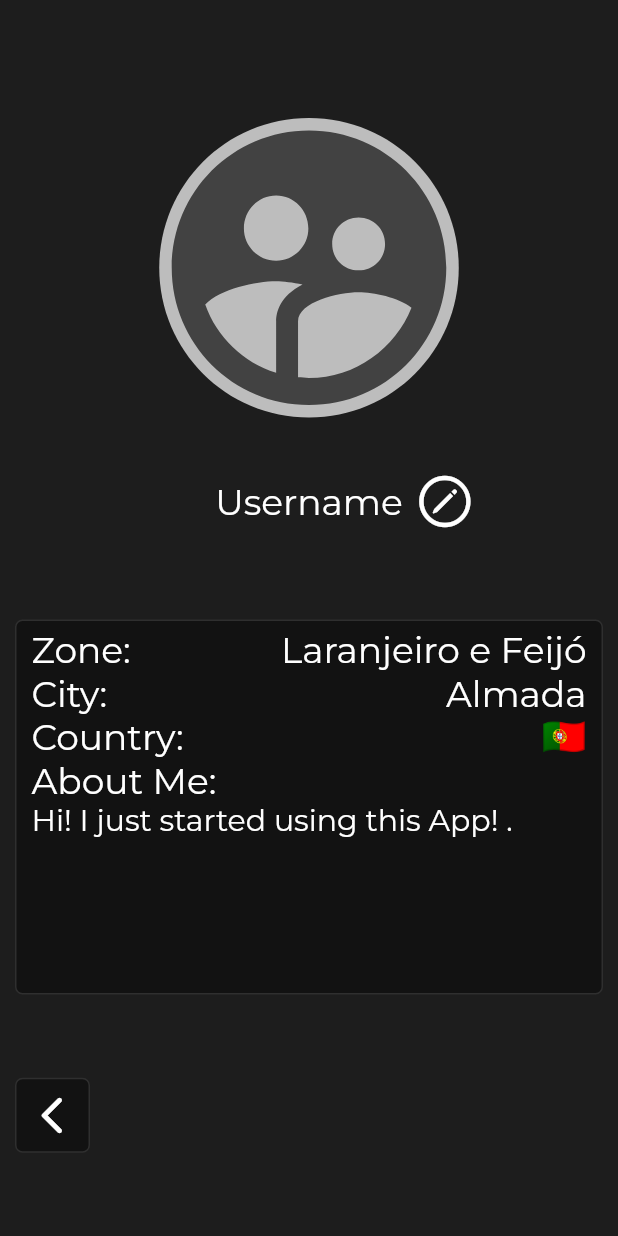
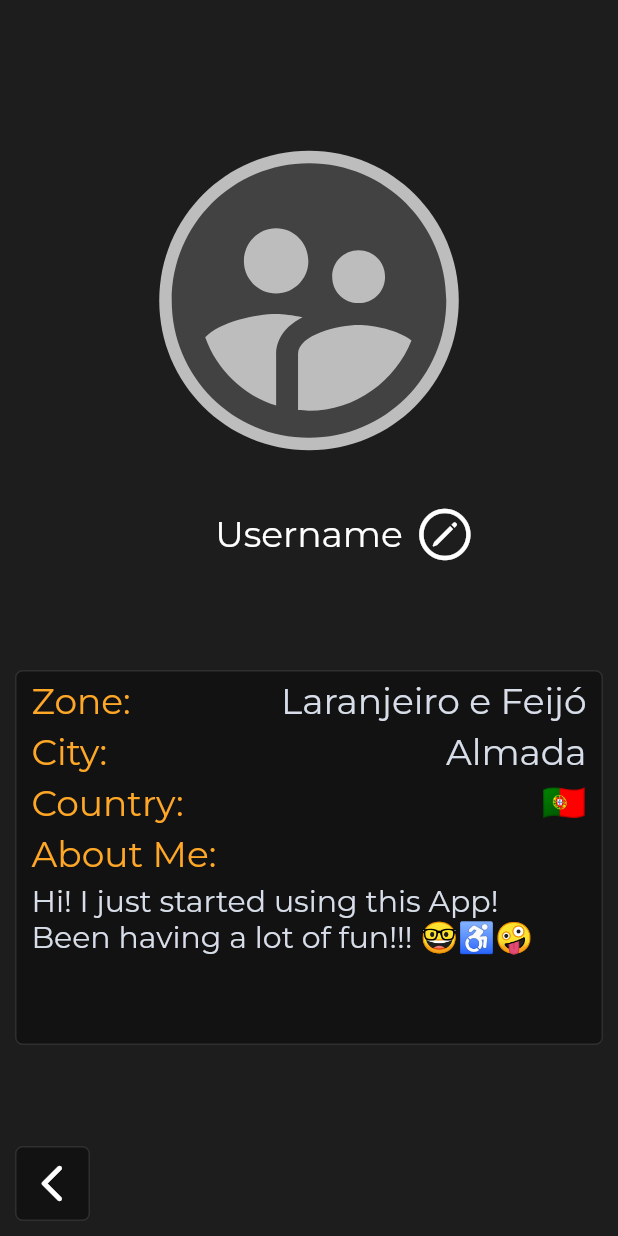
Before and after one commit to TiagoNunesFCT/IPM, a Flutter app: the screen it shows after launch, after a tap on the "supervised user circle" icon, on a phone screen of 412 x 824 dp. Run offline on Flutter 3.47's test engine with Material 2 defaults, Android fonts, the light colour scheme and no system bars; our stand-ins replace cached_network_image, flutter_map, fluttertoast, latlong2, sqflite; accounts and stored records are empty; project files that could hold a hidden picture were left out.

Commit message:
Last Touch

```diff
--- a/lib/views/infoScreen.dart
+++ b/lib/views/infoScreen.dart
@@ -194,7 +194,7 @@ class InfoWidget extends StatelessWidget {
         child: Row(mainAxisAlignment: MainAxisAlignment.spaceBetween, children: [
           Text(
             thisInfo.infoNam,
-            style: TextStyle(fontFamily: "Montserrat", fontSize: (thisInfo.infoTyp != "mock") ? 20 : 24, color: (thisInfo.infoTyp != "mock") ? Colors.white : Colors.orange.shade400, fontWeight: (thisInfo.infoTyp != "mock") ? FontWeight.w300 : FontWeight.w700),
+            style: TextStyle(fontFamily: "Montserrat", fontSize: (thisInfo.infoTyp != "mock") ? 20 : 24, color: (thisInfo.infoTyp != "mock") ? const Color(0xFFD8DEE9) : Colors.orange.shade400, fontWeight: (thisInfo.infoTyp != "mock") ? FontWeight.w300 : FontWeight.w700),
           ),
           ValueShower(thisInfo)
         ]));
@@ -241,7 +241,7 @@ class ValueShower extends StatelessWidget {
             style: TextStyle(
               fontFamily: "Montserrat",
               fontSize: 20,
-              color: Colors.white,
+              color: Colors.green,
             ),
           );
         }
--- a/lib/views/userScreen.dart
+++ b/lib/views/userScreen.dart
@@ -25,7 +25,7 @@ class _UserPageState extends GenericPageState {
   String zoneName = "Laranjeiro e Feijó";
   String cityName = "Almada";
   String countryName = "🇵🇹";
-  String userDesc = "Hi! I just started using this App! .";
+  String userDesc = "Hi! I just started using this App!\nBeen having a lot of fun!!! 🤓♿🤪";
 
   //Build the widget
   @override
@@ -38,9 +38,9 @@ class _UserPageState extends GenericPageState {
       color: const Color(0xFF1D1D1D),
       child: Column(
         crossAxisAlignment: CrossAxisAlignment.center,
-        mainAxisAlignment: MainAxisAlignment.spaceEvenly,
+        mainAxisAlignment: MainAxisAlignment.spaceBetween,
         children: [
-          Column(mainAxisSize: MainAxisSize.max, children: [
+          Container(height: 10),Column(mainAxisSize: MainAxisSize.max, children: [
             IconButton(
                 iconSize: 240,
                 icon: Stack(alignment: Alignment.center, children: [
@@ -106,57 +106,57 @@ class _UserPageState extends GenericPageState {
                       style: TextStyle(
                         fontFamily: "Montserrat",
                         fontSize: 24,
-                        color: Colors.white,
+                        color: Colors.orange.shade400,
                       )),
                   Text(zoneName,
                       style: TextStyle(
                         fontFamily: "Montserrat",
                         fontSize: 24,
-                        color: Colors.white,
+                        color: const Color(0xFFD8DEE9),
                       ))
-                ]),
+                ]),Container(height: 5),
                 Row(mainAxisAlignment: MainAxisAlignment.spaceBetween, children: [
                   Text("City:",
                       style: TextStyle(
                         fontFamily: "Montserrat",
                         fontSize: 24,
-                        color: Colors.white,
+                        color: Colors.orange.shade400,
                       )),
                   Text(cityName,
                       style: TextStyle(
                         fontFamily: "Montserrat",
                         fontSize: 24,
-                        color: Colors.white,
+                        color: const Color(0xFFD8DEE9),
                       ))
-                ]),
+                ]),Container(height: 5),
                 Row(mainAxisAlignment: MainAxisAlignment.spaceBetween, children: [
                   Text("Country:",
                       style: TextStyle(
                         fontFamily: "Montserrat",
                         fontSize: 24,
-                        color: Colors.white,
+                        color: Colors.orange.shade400,
                       )),
                   Text(countryName,
                       style: TextStyle(
                         fontFamily: "Montserrat",
                         fontSize: 24,
-                        color: Colors.white,
+                        color: const Color(0xFFD8DEE9),
                       ))
-                ]),
+                ]),Container(height: 5),
                 Text("About Me:",
                     style: TextStyle(
                       fontFamily: "Montserrat",
                       fontSize: 24,
-                      color: Colors.white,
-                    )),
+                      color: Colors.orange.shade400,
+                    )),Container(height: 5),
                 Text(userDesc,
                     style: TextStyle(
                       fontFamily: "Montserrat",
                       fontSize: 20,
-                      color: Colors.white,
+                      color: const Color(0xFFD8DEE9),
                     ))
               ])))
-            ,Row(children:[Container(margin:EdgeInsets.fromLTRB(10, 0, 10, 5),child:buttonBack.BackButton())])],
+            ,Row(children:[Container(margin:EdgeInsets.fromLTRB(10, 0, 10, 10),child:buttonBack.BackButton())])],
       ),
     )));
     return page;
--- a/lib/widgets/actions.dart
+++ b/lib/widgets/actions.dart
@@ -45,7 +45,7 @@ class ActionButtonState extends State<ActionButton> {
             width: 1.0,
           ),
         ),child:IconButton(
-      icon: Icon(Icons.star_outline_rounded, color: Colors.white, size: 45),
+      icon: Icon(Icons.star_outline_rounded, color: Colors.orange.shade600, size: 45),
       onPressed: () {
         buttonPressing("Ratings");
       },
@@ -67,7 +67,7 @@ class ActionButtonState extends State<ActionButton> {
             width: 1.0,
           ),
         ),child:IconButton(
-      icon: Icon(Icons.info_outline_rounded, color: Colors.white, size: 40),
+      icon: Icon(Icons.info_outline_rounded, color: Colors.indigo, size: 40),
       onPressed: () {buttonPressing("Info");},
     )), Text("Info",style: TextStyle(
       fontFamily: "Montserrat",
@@ -88,7 +88,7 @@ class ActionButtonState extends State<ActionButton> {
     width: 1.0,
     ),
     ),child:IconButton(
-      icon: Icon(Icons.chat_bubble_outline_rounded, color: Colors.white, size: 40),
+      icon: Icon(Icons.chat_bubble_outline_rounded, color: Colors.blueAccent, size: 40),
       onPressed: () {
         buttonPressing("Posts");
       },
```
Also changed, not shown: lib/views/iRatingScreen.dart (+6 -6 lines), lib/views/listScreen.dart (+9 -9 lines), lib/views/postScreen.dart (+7 -7 lines), pubspec.lock.
